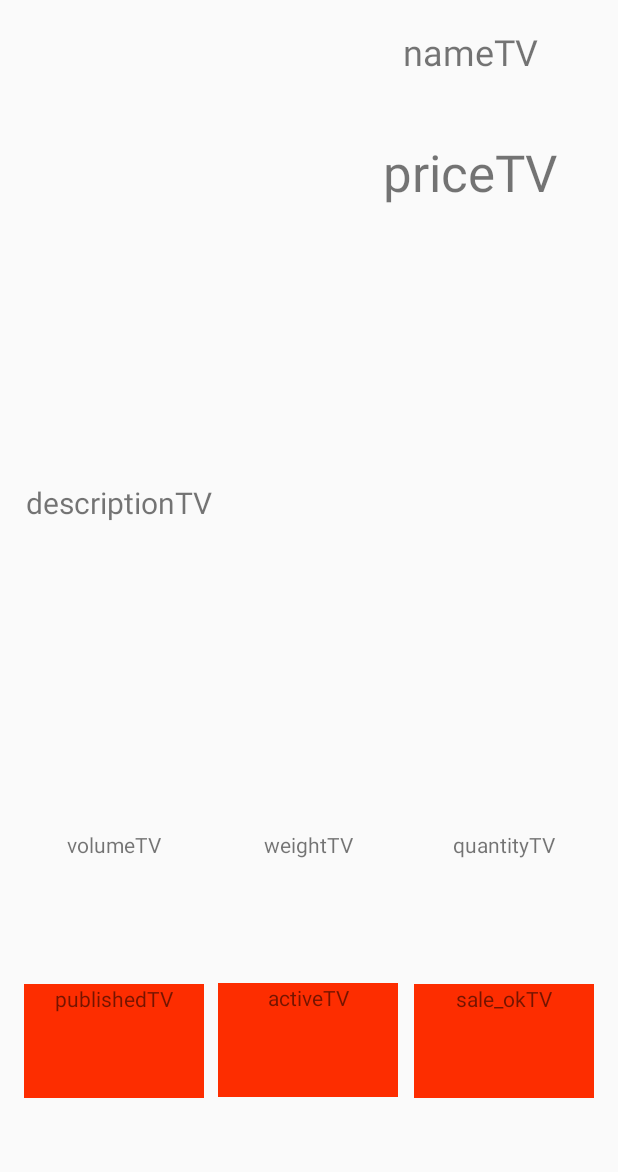
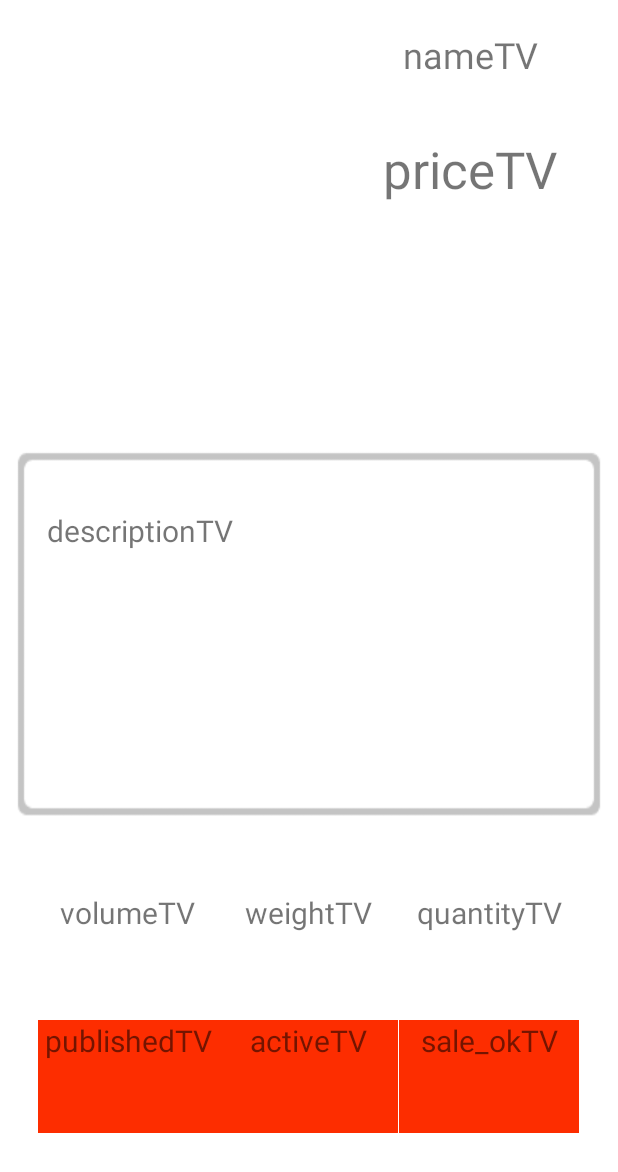
Before and after one commit to garateHegoi/ErronkaUno, an Android app: the MainActivity2 screen opened directly, with no data from a screen before it, on a phone screen of 412 x 824 dp. Shown: the top 1172 px of the screen. Run offline under Robolectric (Android 15) with nearby library versions, the phone set to English and light mode, and no system bars; 16 statements that could not run were skipped.

Commit message:
Android visual changes

```diff
--- a/Android/app/src/main/java/com/example/erronkauno/MainActivity2.java
+++ b/Android/app/src/main/java/com/example/erronkauno/MainActivity2.java
@@ -47,28 +47,28 @@ public class MainActivity2 extends AppCompatActivity {
         TextView price = (TextView) findViewById(R.id.priceTV);
         price.setText(p.getList_price() + "€");
         TextView volume = (TextView) findViewById(R.id.volumeTV);
-        volume.setText("VOLUME:\n"+p.getVolume());
+        volume.setText("VOLUME\n"+p.getVolume());
         TextView weight = (TextView) findViewById(R.id.weightTV);
-        weight.setText("WEIGHT:\n"+p.getWeight());
+        weight.setText("WEIGHT\n"+p.getWeight());
         TextView active = (TextView) findViewById(R.id.activeTV);
-        active.setText("ACTIVE:\n"+p.isActive());
+        active.setText("ACTIVE\n"+p.isActive());
         if(p.isActive()){
             active.setBackgroundColor(Color.rgb(25, 178, 45));
         }else{
             active.setBackgroundColor(Color.rgb(253, 45, 0));
         }
         TextView published = (TextView) findViewById(R.id.publishedTV);
-        published.setText("PUBLISHED:\n"+p.is_published);
+        published.setText("PUBLISHED\n"+p.is_published);
         if(p.isIs_published()){
             published.setBackgroundColor(Color.rgb(25, 178, 45));
         }else{
             published.setBackgroundColor(Color.rgb(253, 45, 0));
         }
         TextView quantity = (TextView) findViewById(R.id.quantityTV);
-        quantity.setText("Stock:\n"+p.getStock());
+        quantity.setText("STOCK\n"+p.getStock());
 
         TextView sale_ok = (TextView) findViewById(R.id.sale_okTV);
-        sale_ok.setText("ON SALE:\n"+p.isSale_ok());
+        sale_ok.setText("ON SALE\n"+p.isSale_ok());
         if(p.isSale_ok()){
             sale_ok.setBackgroundColor(Color.rgb(25, 178, 45));
         }else{
--- a/Android/app/src/main/res/layout/activity_main2.xml
+++ b/Android/app/src/main/res/layout/activity_main2.xml
@@ -6,83 +6,96 @@
     android:layout_height="match_parent"
     tools:context=".MainActivity">
 
-    <TextView
-        android:id="@+id/quantityTV"
-        android:layout_width="120dp"
-        android:layout_height="76dp"
-        android:text="quantityTV"
-        android:textAlignment="center"
-        app:layout_constraintBottom_toBottomOf="parent"
-        app:layout_constraintEnd_toEndOf="parent"
-        app:layout_constraintHorizontal_bias="0.945"
-        app:layout_constraintStart_toStartOf="parent"
-        app:layout_constraintTop_toTopOf="parent"
-        app:layout_constraintVertical_bias="0.74" />
-
-    <TextView
-        android:id="@+id/sale_okTV"
-        android:layout_width="120dp"
-        android:layout_height="76dp"
-        android:text="sale_okTV"
-        android:textAlignment="center"
-        app:layout_constraintBottom_toBottomOf="parent"
-        app:layout_constraintEnd_toEndOf="parent"
-        app:layout_constraintHorizontal_bias="0.945"
-        app:layout_constraintStart_toStartOf="parent"
-        app:layout_constraintTop_toTopOf="parent"
-        app:layout_constraintVertical_bias="0.877" />
-
-    <TextView
-        android:id="@+id/publishedTV"
-        android:layout_width="120dp"
-        android:layout_height="76dp"
-        android:text="publishedTV"
-        android:textAlignment="center"
-        app:layout_constraintBottom_toBottomOf="parent"
-        app:layout_constraintEnd_toEndOf="parent"
-        app:layout_constraintHorizontal_bias="0.054"
-        app:layout_constraintStart_toStartOf="parent"
-        app:layout_constraintTop_toTopOf="parent"
-        app:layout_constraintVertical_bias="0.877" />
+    <RelativeLayout
+        android:id="@+id/google_pixe"
+        android:layout_width="fill_parent"
+        android:layout_height="fill_parent"
+        android:background="@drawable/background3"
+        android:clipToOutline="true" />
 
     <TextView
         android:id="@+id/weightTV"
         android:layout_width="120dp"
-        android:layout_height="76dp"
+        android:layout_height="75dp"
         android:text="weightTV"
         android:textAlignment="center"
+        android:textSize="20sp"
         app:layout_constraintBottom_toBottomOf="parent"
         app:layout_constraintEnd_toEndOf="parent"
         app:layout_constraintHorizontal_bias="0.498"
         app:layout_constraintStart_toStartOf="parent"
         app:layout_constraintTop_toTopOf="parent"
-        app:layout_constraintVertical_bias="0.74" />
+        app:layout_constraintVertical_bias="0.794" />
+
+    <TextView
+        android:id="@+id/publishedTV"
+        android:layout_width="120dp"
+        android:layout_height="75dp"
+        android:text="publishedTV"
+        android:textAlignment="center"
+        android:textSize="20sp"
+        app:layout_constraintBottom_toBottomOf="parent"
+        app:layout_constraintEnd_toEndOf="parent"
+        app:layout_constraintHorizontal_bias="0.086"
+        app:layout_constraintStart_toStartOf="parent"
+        app:layout_constraintTop_toTopOf="parent"
+        app:layout_constraintVertical_bias="0.908" />
+
+    <TextView
+        android:id="@+id/volumeTV"
+        android:layout_width="120dp"
+        android:layout_height="75dp"
+        android:text="volumeTV"
+        android:textAlignment="center"
+        android:textSize="20sp"
+        app:layout_constraintBottom_toBottomOf="parent"
+        app:layout_constraintEnd_toEndOf="parent"
+        app:layout_constraintHorizontal_bias="0.085"
+        app:layout_constraintStart_toStartOf="parent"
+        app:layout_constraintTop_toTopOf="parent"
+        app:layout_constraintVertical_bias="0.794" />
+
+    <TextView
+        android:id="@+id/quantityTV"
+        android:layout_width="120dp"
+        android:layout_height="75dp"
+        android:text="quantityTV"
+        android:textAlignment="center"
+        android:textSize="20sp"
+        app:layout_constraintBottom_toBottomOf="parent"
+        app:layout_constraintEnd_toEndOf="parent"
+        app:layout_constraintHorizontal_bias="0.91"
+        app:layout_constraintStart_toStartOf="parent"
+        app:layout_constraintTop_toTopOf="parent"
+        app:layout_constraintVertical_bias="0.794" />
 
     <TextView
         android:id="@+id/activeTV"
         android:layout_width="120dp"
-        android:layout_height="76dp"
+        android:layout_height="75dp"
         android:text="activeTV"
         android:textAlignment="center"
+        android:textSize="20sp"
         app:layout_constraintBottom_toBottomOf="parent"
         app:layout_constraintEnd_toEndOf="parent"
         app:layout_constraintHorizontal_bias="0.498"
         app:layout_constraintStart_toStartOf="parent"
         app:layout_constraintTop_toTopOf="parent"
-        app:layout_constraintVertical_bias="0.876" />
+        app:layout_constraintVertical_bias="0.908" />
 
     <TextView
-        android:id="@+id/volumeTV"
+        android:id="@+id/sale_okTV"
         android:layout_width="120dp"
-        android:layout_height="76dp"
-        android:text="volumeTV"
+        android:layout_height="75dp"
+        android:text="sale_okTV"
         android:textAlignment="center"
+        android:textSize="20sp"
         app:layout_constraintBottom_toBottomOf="parent"
         app:layout_constraintEnd_toEndOf="parent"
-        app:layout_constraintHorizontal_bias="0.054"
+        app:layout_constraintHorizontal_bias="0.91"
         app:layout_constraintStart_toStartOf="parent"
         app:layout_constraintTop_toTopOf="parent"
-        app:layout_constraintVertical_bias="0.74" />
+        app:layout_constraintVertical_bias="0.908" />
 
     <TextView
         android:id="@+id/nameTV"
@@ -93,15 +106,15 @@
         android:textSize="24sp"
         app:layout_constraintBottom_toBottomOf="parent"
         app:layout_constraintEnd_toEndOf="parent"
-        app:layout_constraintHorizontal_bias="0.944"
+        app:layout_constraintHorizontal_bias="0.946"
         app:layout_constraintStart_toStartOf="parent"
         app:layout_constraintTop_toTopOf="parent"
-        app:layout_constraintVertical_bias="0.023" />
+        app:layout_constraintVertical_bias="0.026" />
 
     <TextView
         android:id="@+id/priceTV"
-        android:layout_width="170dp"
-        android:layout_height="125dp"
+        android:layout_width="171dp"
+        android:layout_height="140dp"
         android:text="priceTV"
         android:textAlignment="center"
         android:textSize="34sp"
@@ -114,27 +127,28 @@
 
     <TextView
         android:id="@+id/descriptionTV"
-        android:layout_width="377dp"
-        android:layout_height="205dp"
+        android:layout_width="345dp"
+        android:layout_height="189dp"
         android:text="descriptionTV"
+        android:textAlignment="viewStart"
         android:textSize="20sp"
         app:layout_constraintBottom_toBottomOf="parent"
         app:layout_constraintEnd_toEndOf="parent"
+        app:layout_constraintHorizontal_bias="0.47"
         app:layout_constraintStart_toStartOf="parent"
         app:layout_constraintTop_toTopOf="parent"
-        app:layout_constraintVertical_bias="0.519" />
+        app:layout_constraintVertical_bias="0.536" />
 
     <ImageView
         android:id="@+id/imageView"
         android:layout_width="200dp"
         android:layout_height="200dp"
-        android:visibility="visible"
         android:scaleType="fitXY"
         app:layout_constraintBottom_toBottomOf="parent"
         app:layout_constraintEnd_toEndOf="parent"
-        app:layout_constraintHorizontal_bias="0.071"
+        app:layout_constraintHorizontal_bias="0.075"
         app:layout_constraintStart_toStartOf="parent"
         app:layout_constraintTop_toTopOf="parent"
-        app:layout_constraintVertical_bias="0.028" />
+        app:layout_constraintVertical_bias="0.033" />
 
 </androidx.constraintlayout.widget.ConstraintLayout>
```
Also changed, not shown: Java/ErronkaUno/src/main/java/com/example/demo/Product.java (+6 -17 lines), Android/app/src/main/res/drawable/background3.png (added).
